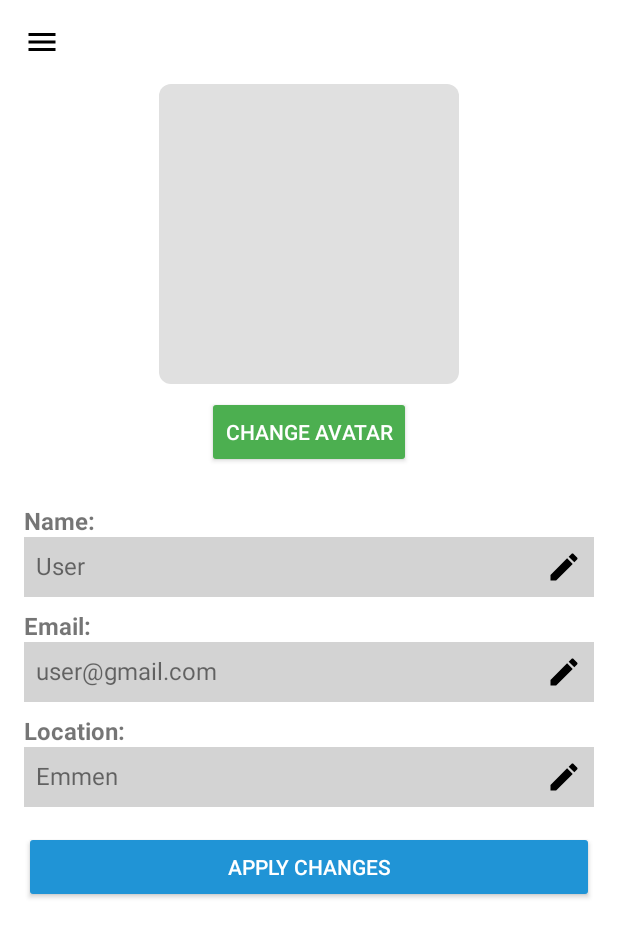
After one commit to AlexMednov/Materialism, an Android app built with Jetpack Compose: the layout activity_profile_page.xml on its own in the app's theme, with its tools: preview values and no code run, on a phone screen of 412 x 824 dp. The commit adds this screen. Shown: the top 937 px of the screen. Run offline under Robolectric (Android 15) with nearby library versions, the phone set to English and light mode, and no system bars.

Commit message:
Added ProfileActivity, drawable ic_edit and layout for the page

```diff
--- a/app/src/main/AndroidManifest.xml
+++ b/app/src/main/AndroidManifest.xml
@@ -78,6 +78,11 @@
             android:label="@string/title_activity_add_subcategory"
             android:theme="@style/Theme.Materialism" />
         <activity
+            android:name=".ProfilePageActivity"
+            android:exported="false"
+            android:label="@string/title_activity_profile_page"
+            android:theme="@style/Theme.Materialism" />
+        <activity
             android:name=".SupportActivity"
             android:exported="true"
             android:label="@string/title_activity_support"
--- /dev/null
+++ b/app/src/main/java/com/materialism/ProfileActivity.kt
@@ -0,0 +1,17 @@
+package com.materialism
+
+import android.os.Bundle
+import android.widget.ImageButton
+import androidx.appcompat.app.AppCompatActivity
+import com.materialism.utils.DrawerUtils
+
+class ProfilePageActivity : AppCompatActivity() {
+
+    override fun onCreate(savedInstanceState: Bundle?) {
+        super.onCreate(savedInstanceState)
+        setContentView(R.layout.activity_profile_page)
+
+        val menuIcon: ImageButton = findViewById(R.id.ic_menu)
+        DrawerUtils.setupPopupMenu(this, menuIcon)
+    }
+}
--- a/app/src/main/java/com/materialism/utils/DrawerUtils.kt
+++ b/app/src/main/java/com/materialism/utils/DrawerUtils.kt
@@ -9,6 +9,7 @@ import android.widget.ImageButton
 import android.widget.LinearLayout
 import android.widget.PopupWindow
 import com.materialism.LoginActivity
+import com.materialism.ProfilePageActivity
 import com.materialism.R
 import com.materialism.SupportActivity
 
@@ -36,7 +37,8 @@ object DrawerUtils {
 
     navProfile.setOnClickListener {
       popupWindow.dismiss()
-      // Add navigation logic here
+      val intent = Intent(activity, ProfilePageActivity::class.java)
+      activity.startActivity(intent)
     }
 
     navSettings.setOnClickListener {
--- /dev/null
+++ b/app/src/main/res/drawable/ic_edit.xml
@@ -0,0 +1,9 @@
+<vector xmlns:android="http://schemas.android.com/apk/res/android"
+    android:width="24dp"
+    android:height="24dp"
+    android:viewportWidth="24"
+    android:viewportHeight="24">
+    <path
+        android:fillColor="#000000"
+        android:pathData="M3,17.25V21h3.75L17.81,9.94l-3.75-3.75L3,17.25zM20.71,7.04c.39-.39.39-1.02,0-1.41l-2.34-2.34c-.39-.39-1.02-.39-1.41,0l-1.83,1.83 3.75,3.75 1.83-1.83z" />
+</vector>
--- /dev/null
+++ b/app/src/main/res/layout/activity_profile_page.xml
@@ -0,0 +1,165 @@
+<?xml version="1.0" encoding="utf-8"?>
+<androidx.drawerlayout.widget.DrawerLayout xmlns:android="http://schemas.android.com/apk/res/android"
+    xmlns:tools="http://schemas.android.com/tools"
+    android:layout_width="match_parent"
+    android:layout_height="match_parent"
+    android:id="@+id/drawer_layout"
+    tools:context=".ProfilePageActivity">
+
+    <LinearLayout
+        android:layout_width="match_parent"
+        android:layout_height="match_parent"
+        android:orientation="vertical"
+        android:padding="16dp"
+        android:background="@android:color/white">
+
+        <ImageButton
+            android:id="@+id/ic_menu"
+            android:layout_width="wrap_content"
+            android:layout_height="wrap_content"
+            android:src="@drawable/ic_menu"
+            android:background="?attr/selectableItemBackgroundBorderless"
+            android:contentDescription="@string/menu_icon_desc" />
+
+        <ImageView
+            android:id="@+id/profile_picture"
+            android:layout_width="200dp"
+            android:layout_height="200dp"
+            android:layout_gravity="center"
+            android:layout_marginTop="16dp"
+            android:background="@drawable/avatar_placeholder"
+            android:contentDescription="@string/profile_picture_desc" />
+
+        <Button
+            android:id="@+id/btn_change_avatar"
+            android:layout_width="wrap_content"
+            android:layout_height="wrap_content"
+            android:layout_gravity="center"
+            android:layout_marginTop="8dp"
+            android:text="Change avatar"
+            android:backgroundTint="@color/green"
+            android:textColor="@android:color/white" />
+
+        <LinearLayout
+            android:layout_width="match_parent"
+            android:layout_height="wrap_content"
+            android:orientation="vertical"
+            android:layout_marginTop="16dp">
+
+            <TextView
+                android:layout_width="wrap_content"
+                android:layout_height="wrap_content"
+                android:text="Name:"
+                android:textSize="16sp"
+                android:textStyle="bold"
+                android:layout_marginTop="8dp" />
+
+            <LinearLayout
+                android:layout_width="match_parent"
+                android:layout_height="wrap_content"
+                android:orientation="horizontal"
+                android:background="@color/light_gray"
+                android:padding="8dp">
+
+                <TextView
+                    android:id="@+id/tv_name"
+                    android:layout_width="0dp"
+                    android:layout_height="wrap_content"
+                    android:layout_weight="1"
+                    android:text="User"
+                    android:textSize="16sp" />
+
+                <ImageButton
+                    android:id="@+id/btn_edit_name"
+                    android:layout_width="wrap_content"
+                    android:layout_height="wrap_content"
+                    android:src="@drawable/ic_edit"
+                    android:background="?attr/selectableItemBackgroundBorderless"
+                    android:contentDescription="@string/edit_name_desc" />
+            </LinearLayout>
+
+            <TextView
+                android:layout_width="wrap_content"
+                android:layout_height="wrap_content"
+                android:text="Email:"
+                android:textSize="16sp"
+                android:textStyle="bold"
+                android:layout_marginTop="8dp" />
+
+            <LinearLayout
+                android:layout_width="match_parent"
+                android:layout_height="wrap_content"
+                android:orientation="horizontal"
+                android:background="@color/light_gray"
+                android:padding="8dp">
+
+                <TextView
+                    android:id="@+id/tv_email"
+                    android:layout_width="0dp"
+                    android:layout_height="wrap_content"
+                    android:layout_weight="1"
+                    android:text="user@gmail.com"
+                    android:textSize="16sp" />
+
+                <ImageButton
+                    android:id="@+id/btn_edit_email"
+                    android:layout_width="wrap_content"
+                    android:layout_height="wrap_content"
+                    android:src="@drawable/ic_edit"
+                    android:background="?attr/selectableItemBackgroundBorderless"
+                    android:contentDescription="@string/edit_email_desc" />
+            </LinearLayout>
+
+            <TextView
+                android:layout_width="wrap_content"
+                android:layout_height="wrap_content"
+                android:text="Location:"
+                android:textSize="16sp"
+                android:textStyle="bold"
+                android:layout_marginTop="8dp" />
+
+            <LinearLayout
+                android:layout_width="match_parent"
+                android:layout_height="wrap_content"
+                android:orientation="horizontal"
+                android:background="@color/light_gray"
+                android:padding="8dp">
+
+                <TextView
+                    android:id="@+id/tv_location"
+                    android:layout_width="0dp"
+                    android:layout_height="wrap_content"
+                    android:layout_weight="1"
+                    android:text="Emmen"
+                    android:textSize="16sp" />
+
+                <ImageButton
+                    android:id="@+id/btn_edit_location"
+                    android:layout_width="wrap_content"
+                    android:layout_height="wrap_content"
+                    android:src="@drawable/ic_edit"
+                    android:background="?attr/selectableItemBackgroundBorderless"
+                    android:contentDescription="@string/edit_location_desc" />
+            </LinearLayout>
+        </LinearLayout>
+
+        <Button
+            android:id="@+id/btn_apply_changes"
+            android:layout_width="match_parent"
+            android:layout_height="wrap_content"
+            android:layout_marginTop="16dp"
+            android:text="Apply changes"
+            android:backgroundTint="@color/blue"
+            android:textColor="@android:color/white" />
+
+    </LinearLayout>
+
+    <com.google.android.material.navigation.NavigationView
+        android:id="@+id/nav_view"
+        android:layout_width="wrap_content"
+        android:layout_height="match_parent"
+        android:layout_gravity="start"
+        android:background="@color/blue">
+        <include layout="@layout/burger_menu_layout" />
+    </com.google.android.material.navigation.NavigationView>
+</androidx.drawerlayout.widget.DrawerLayout>
--- a/app/src/main/res/values/strings.xml
+++ b/app/src/main/res/values/strings.xml
@@ -46,6 +46,11 @@
     <string name="nav_logout">Logout</string>
     <string name="accept">Accept</string>
     <string name="reject">Reject</string>
+    <string name="profile_picture_desc">Profile picture</string>
+    <string name="edit_name_desc">Edit name</string>
+    <string name="edit_email_desc">Edit email</string>
+    <string name="edit_location_desc">Edit location</string>
+    <string name="title_activity_profile_page">Profile Page</string>
 
     <!-- Categories Array -->
     <string-array name="categories_array">
```
